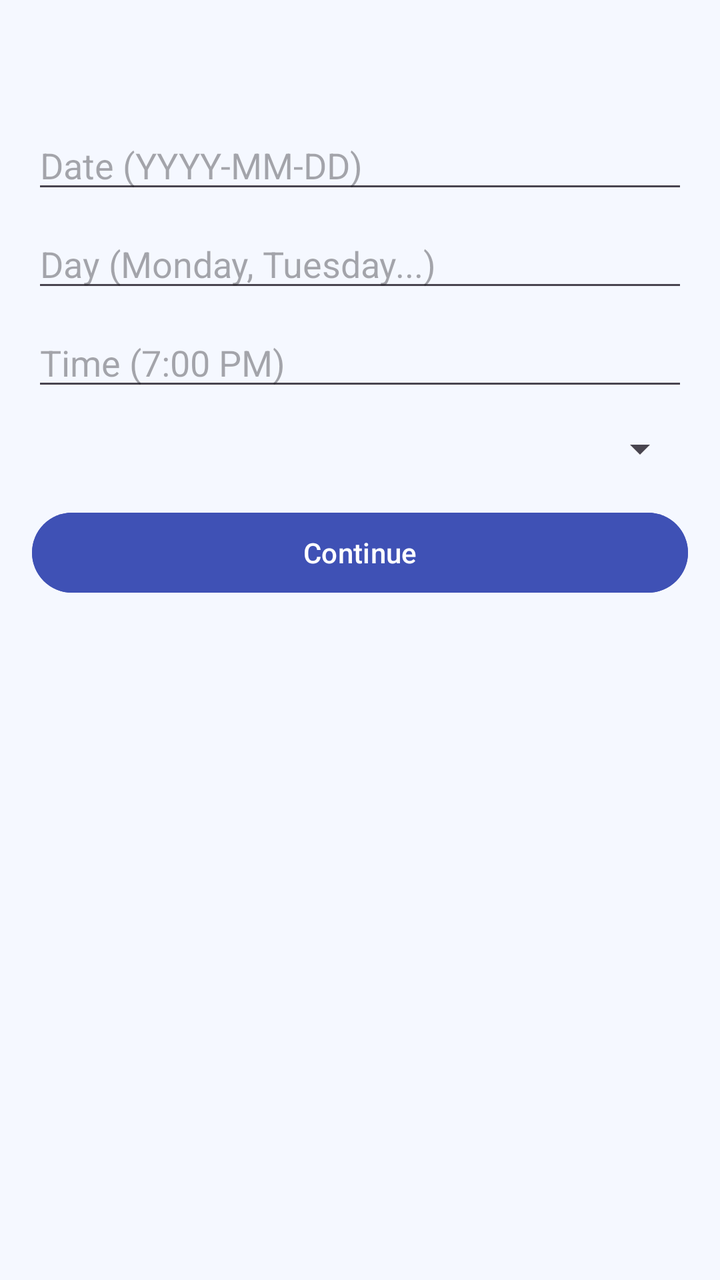
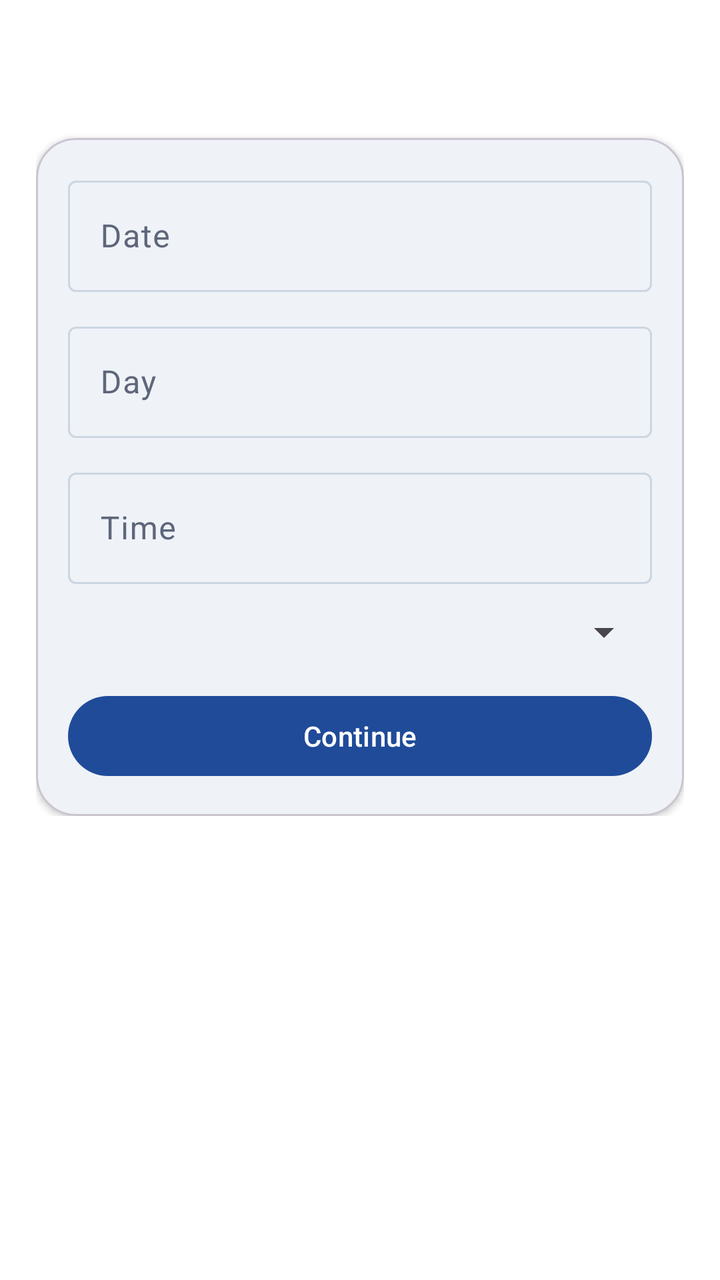

Two renders of the same Android screen: before a commit and after it. Below are the layout's source before the change and the commit's diff.
<!-- AndroidManifest.xml: application theme Theme.SSJB -->
<!-- res/layout/activity_session_form.xml -->
<?xml version="1.0" encoding="utf-8"?>
<ScrollView xmlns:android="http://schemas.android.com/apk/res/android"
    android:layout_width="match_parent"
    android:layout_height="match_parent"
    android:background="@color/surface_bg">

    <LinearLayout
        android:layout_width="match_parent"
        android:layout_height="wrap_content"
        android:orientation="vertical"
        android:padding="16dp">

        <TextView
            android:id="@+id/sessionFormTitle"
            android:layout_width="wrap_content"
            android:layout_height="wrap_content"
            android:textColor="@color/brand_text"
            android:textSize="24sp"
            android:textStyle="bold" />

        <EditText
            android:id="@+id/sessionDateInput"
            android:layout_width="match_parent"
            android:layout_height="wrap_content"
            android:layout_marginTop="12dp"
            android:hint="@string/date_hint"
            android:inputType="date" />

        <EditText
            android:id="@+id/sessionDayInput"
            android:layout_width="match_parent"
            android:layout_height="wrap_content"
            android:layout_marginTop="8dp"
            android:hint="@string/day_hint" />

        <EditText
            android:id="@+id/sessionTimeInput"
            android:layout_width="match_parent"
            android:layout_height="wrap_content"
            android:layout_marginTop="8dp"
            android:hint="@string/time_hint" />

        <Spinner
            android:id="@+id/classModeSpinner"
            android:layout_width="match_parent"
            android:layout_height="wrap_content"
            android:layout_marginTop="12dp" />

        <LinearLayout
            android:id="@+id/callFieldsContainer"
            android:layout_width="match_parent"
            android:layout_height="wrap_content"
            android:orientation="vertical"
            android:visibility="gone">

            <EditText
                android:id="@+id/callTitleInput"
                android:layout_width="match_parent"
                android:layout_height="wrap_content"
                android:layout_marginTop="8dp"
                android:hint="@string/call_title" />

            <EditText
                android:id="@+id/callDescriptionInput"
                android:layout_width="match_parent"
                android:layout_height="wrap_content"
                android:layout_marginTop="8dp"
                android:hint="@string/call_description" />

            <EditText
                android:id="@+id/callLocationInput"
                android:layout_width="match_parent"
                android:layout_height="wrap_content"
                android:layout_marginTop="8dp"
                android:hint="@string/call_location" />
        </LinearLayout>

        <Button
            android:id="@+id/continueAttendanceButton"
            android:layout_width="match_parent"
            android:layout_height="wrap_content"
            android:layout_marginTop="16dp"
            android:backgroundTint="@color/brand_primary"
            android:text="@string/continue_next"
            android:textAllCaps="false" />
    </LinearLayout>
</ScrollView>
<!-- resources referenced by this layout -->
<resources>
  <color name="brand_primary">#FF3F51B5</color>
  <color name="brand_text">#FF1A1E2B</color>
  <color name="surface_bg">#FFF5F8FF</color>
  <string name="call_description">Call description</string>
  <string name="call_location">Location</string>
  <string name="call_title">Call title</string>
  <string name="continue_next">Continue</string>
  <string name="date_hint">Date (YYYY-MM-DD)</string>
  <string name="day_hint">Day (Monday, Tuesday...)</string>
  <string name="time_hint">Time (7:00 PM)</string>
  <style name="Theme.SSJB" parent="Base.Theme.SSJB" />
  <style name="Base.Theme.SSJB" parent="Theme.Material3.DayNight.NoActionBar">
          
          
      </style>
</resources>

<!-- the commit's change to res/layout/activity_session_form.xml (unified diff, before → after) -->
@@ -1,87 +1,146 @@
 <?xml version="1.0" encoding="utf-8"?>
 <ScrollView xmlns:android="http://schemas.android.com/apk/res/android"
+    xmlns:app="http://schemas.android.com/apk/res-auto"
     android:layout_width="match_parent"
     android:layout_height="match_parent"
-    android:background="@color/surface_bg">
+    android:background="?attr/colorSurface">
 
     <LinearLayout
         android:layout_width="match_parent"
         android:layout_height="wrap_content"
         android:orientation="vertical"
-        android:padding="16dp">
+        android:padding="18dp">
 
         <TextView
             android:id="@+id/sessionFormTitle"
             android:layout_width="wrap_content"
             android:layout_height="wrap_content"
-            android:textColor="@color/brand_text"
-            android:textSize="24sp"
+            android:textColor="?attr/colorOnBackground"
+            android:textSize="26sp"
             android:textStyle="bold" />
 
-        <EditText
-            android:id="@+id/sessionDateInput"
-            android:layout_width="match_parent"
-            android:layout_height="wrap_content"
-            android:layout_marginTop="12dp"
-            android:hint="@string/date_hint"
-            android:inputType="date" />
-
-        <EditText
-            android:id="@+id/sessionDayInput"
-            android:layout_width="match_parent"
-            android:layout_height="wrap_content"
-            android:layout_marginTop="8dp"
-            android:hint="@string/day_hint" />
-
-        <EditText
-            android:id="@+id/sessionTimeInput"
-            android:layout_width="match_parent"
-            android:layout_height="wrap_content"
-            android:layout_marginTop="8dp"
-            android:hint="@string/time_hint" />
-
-        <Spinner
-            android:id="@+id/classModeSpinner"
-            android:layout_width="match_parent"
-            android:layout_height="wrap_content"
-            android:layout_marginTop="12dp" />
-
-        <LinearLayout
-            android:id="@+id/callFieldsContainer"
-            android:layout_width="match_parent"
-            android:layout_height="wrap_content"
-            android:orientation="vertical"
-            android:visibility="gone">
-
-            <EditText
-                android:id="@+id/callTitleInput"
-                android:layout_width="match_parent"
-                android:layout_height="wrap_content"
-                android:layout_marginTop="8dp"
-                android:hint="@string/call_title" />
-
-            <EditText
-                android:id="@+id/callDescriptionInput"
-                android:layout_width="match_parent"
-                android:layout_height="wrap_content"
-                android:layout_marginTop="8dp"
-                android:hint="@string/call_description" />
-
-            <EditText
-                android:id="@+id/callLocationInput"
-                android:layout_width="match_parent"
-                android:layout_height="wrap_content"
-                android:layout_marginTop="8dp"
-                android:hint="@string/call_location" />
-        </LinearLayout>
-
-        <Button
-            android:id="@+id/continueAttendanceButton"
+        <com.google.android.material.card.MaterialCardView
             android:layout_width="match_parent"
             android:layout_height="wrap_content"
             android:layout_marginTop="16dp"
-            android:backgroundTint="@color/brand_primary"
-            android:text="@string/continue_next"
-            android:textAllCaps="false" />
+            app:cardBackgroundColor="?attr/colorSurface"
+            app:cardCornerRadius="20dp"
+            app:cardElevation="2dp">
+
+            <LinearLayout
+                android:layout_width="match_parent"
+                android:layout_height="wrap_content"
+                android:orientation="vertical"
+                android:padding="16dp">
+
+                <com.google.android.material.textfield.TextInputLayout
+                    android:layout_width="match_parent"
+                    android:layout_height="wrap_content"
+                    android:hint="@string/date_hint">
+
+                    <com.google.android.material.textfield.TextInputEditText
+                        android:id="@+id/sessionDateInput"
+                        android:layout_width="match_parent"
+                        android:layout_height="wrap_content"
+                        android:clickable="true"
+                        android:focusable="false"
+                        android:cursorVisible="false"
+                        android:inputType="none" />
+                </com.google.android.material.textfield.TextInputLayout>
+
+                <com.google.android.material.textfield.TextInputLayout
+                    android:layout_width="match_parent"
+                    android:layout_height="wrap_content"
+                    android:layout_marginTop="12dp"
+                    android:hint="@string/day_hint">
+
+                    <com.google.android.material.textfield.TextInputEditText
+                        android:id="@+id/sessionDayInput"
+                        android:layout_width="match_parent"
+                        android:layout_height="wrap_content"
+                        android:focusable="false"
+                        android:cursorVisible="false"
+                        android:inputType="none" />
+                </com.google.android.material.textfield.TextInputLayout>
+
+                <com.google.android.material.textfield.TextInputLayout
+                    android:layout_width="match_parent"
+                    android:layout_height="wrap_content"
+                    android:layout_marginTop="12dp"
+                    android:hint="@string/time_hint">
+
+                    <com.google.android.material.textfield.TextInputEditText
+                        android:id="@+id/sessionTimeInput"
+                        android:layout_width="match_parent"
+                        android:layout_height="wrap_content"
+                        android:clickable="true"
+                        android:focusable="false"
+                        android:cursorVisible="false"
+                        android:inputType="none" />
+                </com.google.android.material.textfield.TextInputLayout>
+
+                <Spinner
+                    android:id="@+id/classModeSpinner"
+                    android:layout_width="match_parent"
+                    android:layout_height="wrap_content"
+                    android:layout_marginTop="12dp" />
+
+                <LinearLayout
+                    android:id="@+id/callFieldsContainer"
+                    android:layout_width="match_parent"
+                    android:layout_height="wrap_content"
+                    android:layout_marginTop="4dp"
+                    android:orientation="vertical"
+                    android:visibility="gone">
+
+                    <com.google.android.material.textfield.TextInputLayout
+                        android:layout_width="match_parent"
+                        android:layout_height="wrap_content"
+                        android:layout_marginTop="12dp"
+                        android:hint="@string/call_title">
+
+                        <com.google.android.material.textfield.TextInputEditText
+                            android:id="@+id/callTitleInput"
+                            android:layout_width="match_parent"
+                            android:layout_height="wrap_content" />
+                    </com.google.android.material.textfield.TextInputLayout>
+
+                    <com.google.android.material.textfield.TextInputLayout
+                        android:layout_width="match_parent"
+                        android:layout_height="wrap_content"
+                        android:layout_marginTop="12dp"
+                        android:hint="@string/call_description">
+
+                        <com.google.android.material.textfield.TextInputEditText
+                            android:id="@+id/callDescriptionInput"
+                            android:layout_width="match_parent"
+                            android:layout_height="wrap_content"
+                            android:minLines="3"
+                            android:gravity="top"
+                            android:inputType="textMultiLine" />
+                    </com.google.android.material.textfield.TextInputLayout>
+
+                    <com.google.android.material.textfield.TextInputLayout
+                        android:layout_width="match_parent"
+                        android:layout_height="wrap_content"
+                        android:layout_marginTop="12dp"
+                        android:hint="@string/call_location">
+
+                        <com.google.android.material.textfield.TextInputEditText
+                            android:id="@+id/callLocationInput"
+                            android:layout_width="match_parent"
+                            android:layout_height="wrap_content" />
+                    </com.google.android.material.textfield.TextInputLayout>
+                </LinearLayout>
+
+                <com.google.android.material.button.MaterialButton
+                    android:id="@+id/continueAttendanceButton"
+                    android:layout_width="match_parent"
+                    android:layout_height="wrap_content"
+                    android:layout_marginTop="16dp"
+                    android:text="@string/continue_next"
+                    android:textAllCaps="false" />
+            </LinearLayout>
+        </com.google.android.material.card.MaterialCardView>
     </LinearLayout>
 </ScrollView>
<!-- resource entries referenced after the edit -->
@@ -1,19 +1,41 @@
 <!-- resources referenced by this layout -->
 <resources>
-  <color name="brand_primary">#FF3F51B5</color>
-  <color name="brand_text">#FF1A1E2B</color>
-  <color name="surface_bg">#FFF5F8FF</color>
   <string name="call_description">Call description</string>
   <string name="call_location">Location</string>
   <string name="call_title">Call title</string>
   <string name="continue_next">Continue</string>
-  <string name="date_hint">Date (YYYY-MM-DD)</string>
-  <string name="day_hint">Day (Monday, Tuesday...)</string>
-  <string name="time_hint">Time (7:00 PM)</string>
+  <string name="date_hint">Date</string>
+  <string name="day_hint">Day</string>
+  <string name="time_hint">Time</string>
   <style name="Theme.SSJB" parent="Base.Theme.SSJB" />
   <style name="Base.Theme.SSJB" parent="Theme.Material3.DayNight.NoActionBar">
-          
-          
+          <item name="colorPrimary">@color/ssjb_primary</item>
+          <item name="colorOnPrimary">@color/ssjb_on_primary</item>
+          <item name="colorSecondary">@color/ssjb_secondary</item>
+          <item name="colorTertiary">@color/ssjb_tertiary</item>
+          <item name="colorOnBackground">@color/ssjb_on_background</item>
+          <item name="colorSurface">@color/ssjb_surface</item>
+          <item name="colorOnSurface">@color/ssjb_on_surface</item>
+          <item name="colorSurfaceVariant">@color/ssjb_surface_variant</item>
+          <item name="colorOnSurfaceVariant">@color/ssjb_on_surface_variant</item>
+          <item name="colorOutline">@color/ssjb_outline</item>
+          <item name="colorError">@color/ssjb_error</item>
+          <item name="android:statusBarColor">@color/ssjb_background</item>
+          <item name="android:navigationBarColor">@color/ssjb_background</item>
+          <item name="android:windowBackground">@color/ssjb_background</item>
+          <item name="android:forceDarkAllowed">true</item>
       </style>
+  <color name="ssjb_primary">#1F4B99</color>
+  <color name="ssjb_on_primary">#FFFFFF</color>
+  <color name="ssjb_secondary">#0F766E</color>
+  <color name="ssjb_tertiary">#A15E2E</color>
+  <color name="ssjb_on_background">#1E2430</color>
+  <color name="ssjb_surface">#FFFFFF</color>
+  <color name="ssjb_on_surface">#1E2430</color>
+  <color name="ssjb_surface_variant">#E7EEF8</color>
+  <color name="ssjb_on_surface_variant">#5E667A</color>
+  <color name="ssjb_outline">#CCD6E2</color>
+  <color name="ssjb_error">#C62828</color>
+  <color name="ssjb_background">#F4F7FB</color>
 </resources>
 
